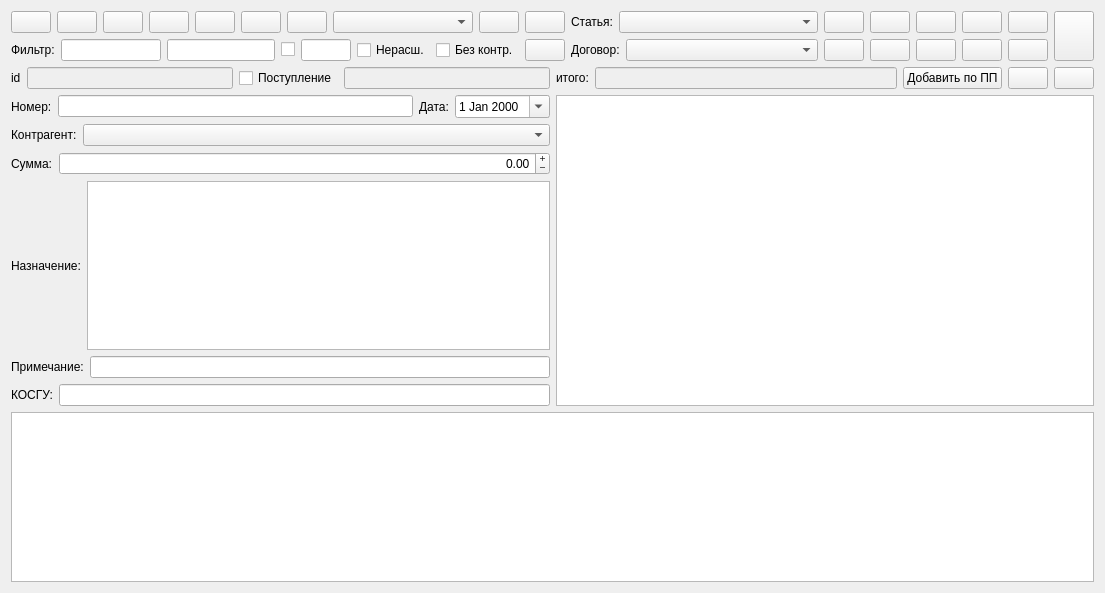
Qt form formbank.ui (GorINIch73/Audit) before a commit.
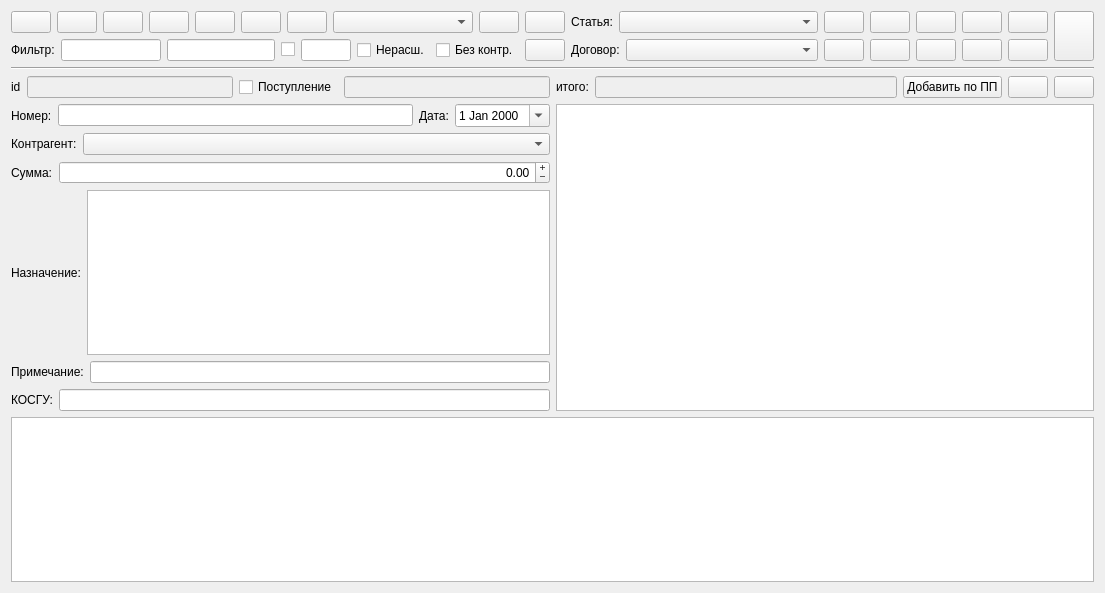
The same form after that commit. Icons and pictures are not drawn.

```diff
--- a/formbank.ui
+++ b/formbank.ui
@@ -573,6 +573,13 @@
      </item>
     </layout>
    </item>
+   <item>
+    <widget class="Line" name="line">
+     <property name="orientation">
+      <enum>Qt::Horizontal</enum>
+     </property>
+    </widget>
+   </item>
    <item>
     <layout class="QHBoxLayout" name="horizontalLayout_14" stretch="0,0">
      <property name="spacing">
```
Left out of the diff: 4 changed lines with no effect on the pictures.
